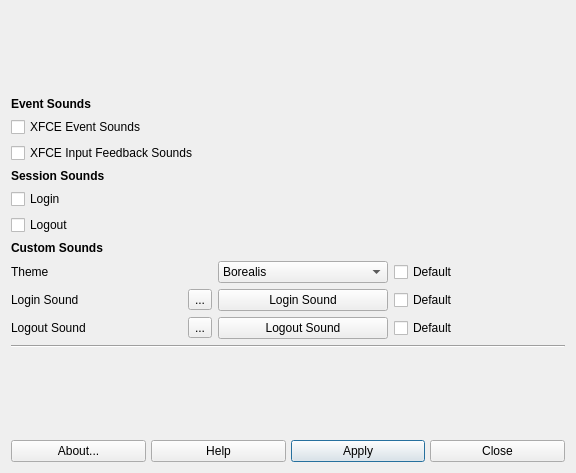
First picture: the form in mxsystemsounds.ui, repository MX-Linux/mx-system-sounds, before the edit.
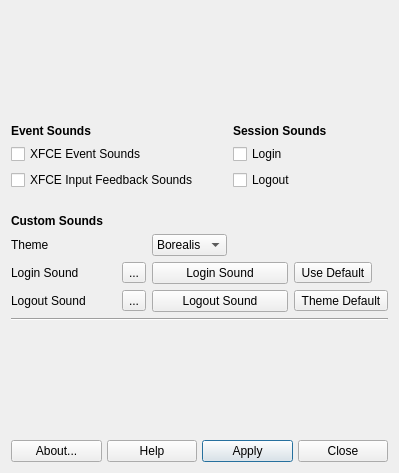
Second picture: the form after the edit. Icons and pictures are not drawn.

What changed in the file:
```diff
--- a/mxsystemsounds.ui
+++ b/mxsystemsounds.ui
@@ -6,7 +6,7 @@
    <rect>
     <x>0</x>
     <y>0</y>
-    <width>576</width>
+    <width>379</width>
     <height>473</height>
    </rect>
   </property>
@@ -32,104 +32,80 @@
    </item>
    <item row="1" column="0" colspan="2">
     <layout class="QGridLayout" name="gridLayout">
-     <item row="2" column="0" colspan="3">
-      <widget class="QCheckBox" name="checkbox_inputsounds">
+     <item row="0" column="0" colspan="2">
+      <widget class="QLabel" name="label">
+       <property name="font">
+        <font>
+         <weight>75</weight>
+         <bold>true</bold>
+        </font>
+       </property>
        <property name="text">
-        <string>XFCE Input Feedback Sounds</string>
+        <string>Event Sounds</string>
        </property>
       </widget>
      </item>
-     <item row="1" column="0" colspan="2">
+     <item row="0" column="4" colspan="2">
+      <widget class="QLabel" name="label_4">
+       <property name="font">
+        <font>
+         <weight>75</weight>
+         <bold>true</bold>
+        </font>
+       </property>
+       <property name="text">
+        <string>Session Sounds</string>
+       </property>
+      </widget>
+     </item>
+     <item row="1" column="0" colspan="3">
       <widget class="QCheckBox" name="checkbox_eventsounds">
        <property name="text">
         <string>XFCE Event Sounds</string>
        </property>
       </widget>
      </item>
-     <item row="4" column="0">
+     <item row="1" column="4">
       <widget class="QCheckBox" name="checkbox_login">
        <property name="text">
         <string>Login</string>
        </property>
       </widget>
      </item>
-     <item row="9" column="1">
-      <widget class="QToolButton" name="toolButton_2">
+     <item row="2" column="0" colspan="4">
+      <widget class="QCheckBox" name="checkbox_inputsounds">
        <property name="text">
-        <string>...</string>
+        <string>XFCE Input Feedback Sounds</string>
        </property>
        <property name="icon">
         <iconset theme="media-playback-start"/>
        </property>
       </widget>
      </item>
-     <item row="9" column="2">
-      <widget class="QPushButton" name="pushButton_3_displaylogoutsound">
-       <property name="text">
-        <string>Logout Sound</string>
-       </property>
-       <property name="icon">
-        <iconset theme="audio-x-generic">
-         <normaloff/>
-        </iconset>
-       </property>
-      </widget>
-     </item>
-     <item row="7" column="0">
-      <widget class="QLabel" name="label_2">
-       <property name="text">
-        <string>Theme</string>
-       </property>
-      </widget>
-     </item>
-     <item row="8" column="0">
-      <widget class="QLabel" name="label_3">
-       <property name="text">
-        <string>Login Sound</string>
-       </property>
-      </widget>
-     </item>
-     <item row="5" column="0">
+     <item row="2" column="4" colspan="2">
       <widget class="QCheckBox" name="checkbox_logout">
        <property name="text">
         <string>Logout</string>
        </property>
       </widget>
      </item>
-     <item row="0" column="0">
-      <widget class="QLabel" name="label">
-       <property name="font">
-        <font>
-         <weight>75</weight>
-         <bold>true</bold>
-        </font>
+     <item row="3" column="1">
+      <spacer name="verticalSpacer_3">
+       <property name="orientation">
+        <enum>Qt::Vertical</enum>
        </property>
-       <property name="text">
-        <string>Event Sounds</string>
+       <property name="sizeType">
+        <enum>QSizePolicy::Fixed</enum>
        </property>
-      </widget>
-     </item>
-     <item row="3" column="0">
-      <widget class="QLabel" name="label_4">
-       <property name="font">
-        <font>
-         <weight>75</weight>
-         <bold>true</bold>
-        </font>
+       <property name="sizeHint" stdset="0">
+        <size>
+         <width>20</width>
+         <height>18</height>
+        </size>
        </property>
-       <property name="text">
-        <string>Session Sounds</string>
-       </property>
-      </widget>
+      </spacer>
      </item>
-     <item row="9" column="0">
-      <widget class="QLabel" name="label_5">
-       <property name="text">
-        <string>Logout Sound</string>
-       </property>
-      </widget>
-     </item>
-     <item row="6" column="0">
+     <item row="4" column="0" colspan="2">
       <widget class="QLabel" name="label_7">
        <property name="font">
         <font>
@@ -142,39 +118,17 @@
        </property>
       </widget>
      </item>
-     <item row="8" column="1">
-      <widget class="QToolButton" name="toolButton">
+     <item row="5" column="0">
+      <widget class="QLabel" name="label_2">
        <property name="text">
-        <string>...</string>
+        <string>Theme</string>
        </property>
        <property name="icon">
         <iconset theme="media-playback-start"/>
        </property>
       </widget>
      </item>
-     <item row="8" column="2">
-      <widget class="QPushButton" name="pushButton_customloginsound">
-       <property name="layoutDirection">
-        <enum>Qt::LeftToRight</enum>
-       </property>
-       <property name="text">
-        <string>Login Sound</string>
-       </property>
-       <property name="icon">
-        <iconset theme="audio-x-generic">
-         <normaloff/>
-        </iconset>
-       </property>
-      </widget>
-     </item>
-     <item row="10" column="0" colspan="4">
-      <widget class="Line" name="line">
-       <property name="orientation">
-        <enum>Qt::Horizontal</enum>
-       </property>
-      </widget>
-     </item>
-     <item row="7" column="2">
+     <item row="5" column="3">
       <widget class="QComboBox" name="comboBox_theme">
        <item>
         <property name="text">
@@ -183,24 +137,100 @@
        </item>
       </widget>
      </item>
-     <item row="9" column="3">
-      <widget class="QCheckBox" name="checkbox_reset_logout">
+     <item row="6" column="0" colspan="2">
+      <widget class="QLabel" name="label_3">
        <property name="text">
-        <string>Default</string>
+        <string>Login Sound</string>
        </property>
       </widget>
      </item>
-     <item row="8" column="3">
-      <widget class="QCheckBox" name="checkbox_reset_login">
+     <item row="6" column="2">
+      <widget class="QToolButton" name="toolButton">
        <property name="text">
-        <string>Default</string>
+        <string>...</string>
        </property>
       </widget>
      </item>
-     <item row="7" column="3">
-      <widget class="QCheckBox" name="checkbox_reset_theme">
+     <item row="6" column="3" colspan="2">
+      <widget class="QPushButton" name="pushButton_customloginsound">
+       <property name="layoutDirection">
+        <enum>Qt::LeftToRight</enum>
+       </property>
        <property name="text">
-        <string>Default</string>
+        <string>Login Sound</string>
+       </property>
+       <property name="icon">
+        <iconset theme="audio-x-generic">
+         <normaloff/>
+        </iconset>
+       </property>
+      </widget>
+     </item>
+     <item row="6" column="5">
+      <widget class="QToolButton" name="toolButton_3">
+       <property name="toolTip">
+        <string>Theme Default</string>
+       </property>
+       <property name="text">
+        <string>Use Default</string>
+       </property>
+       <property name="icon">
+        <iconset theme="view-refresh">
+         <normaloff/>
+        </iconset>
+       </property>
+      </widget>
+     </item>
+     <item row="7" column="0" colspan="2">
+      <widget class="QLabel" name="label_5">
+       <property name="text">
+        <string>Logout Sound</string>
+       </property>
+      </widget>
+     </item>
+     <item row="7" column="2">
+      <widget class="QToolButton" name="toolButton_2">
+       <property name="text">
+        <string>...</string>
+       </property>
+       <property name="icon">
+        <iconset theme="media-playback-start">
+         <normaloff/>
+        </iconset>
+       </property>
+      </widget>
+     </item>
+     <item row="7" column="3" colspan="2">
+      <widget class="QPushButton" name="pushButton_3_displaylogoutsound">
+       <property name="text">
+        <string>Logout Sound</string>
+       </property>
+       <property name="icon">
+        <iconset theme="audio-x-generic">
+         <normaloff/>
+        </iconset>
+       </property>
+      </widget>
+     </item>
+     <item row="7" column="5">
+      <widget class="QToolButton" name="toolButton_4">
+       <property name="toolTip">
+        <string>Use Default</string>
+       </property>
+       <property name="text">
+        <string>Theme Default</string>
+       </property>
+       <property name="icon">
+        <iconset theme="view-refresh">
+         <normaloff/>
+        </iconset>
+       </property>
+      </widget>
+     </item>
+     <item row="8" column="0" colspan="6">
+      <widget class="Line" name="line">
+       <property name="orientation">
+        <enum>Qt::Horizontal</enum>
        </property>
       </widget>
      </item>
```
Left out of the diff: 11 changed lines with no effect on the pictures.
